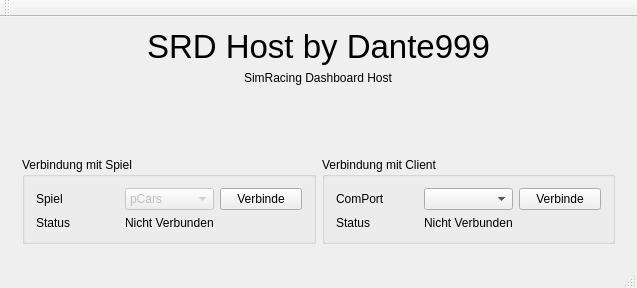
Above: mainwindow.ui from Dante999/SRD_Host before the change. Below: the same form after it.
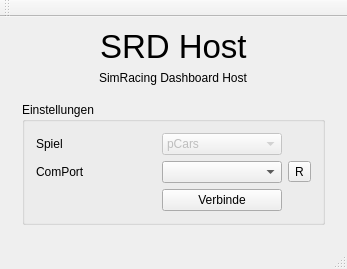
That is the form after the change.

What changed in the file:
```diff
--- a/mainwindow.ui
+++ b/mainwindow.ui
@@ -6,8 +6,8 @@
    <rect>
     <x>0</x>
     <y>0</y>
-    <width>637</width>
-    <height>288</height>
+    <width>347</width>
+    <height>262</height>
    </rect>
   </property>
   <property name="cursor">
@@ -26,7 +26,7 @@
        </font>
       </property>
       <property name="text">
-       <string>SRD Host by Dante999</string>
+       <string>SRD Host</string>
       </property>
      </widget>
     </item>
@@ -59,20 +59,23 @@
        <item>
         <widget class="QGroupBox" name="groupBox_game">
          <property name="title">
-          <string>Verbindung mit Spiel</string>
+          <string>Einstellungen</string>
          </property>
          <layout class="QGridLayout" name="gridLayout_2">
-          <item row="0" column="2">
-           <widget class="QPushButton" name="pushButton_connectGame">
+          <item row="1" column="0">
+           <widget class="QLabel" name="label_2">
             <property name="text">
-             <string>Verbinde</string>
+             <string>ComPort</string>
             </property>
            </widget>
           </item>
-          <item row="0" column="0">
-           <widget class="QLabel" name="label">
+          <item row="1" column="1">
+           <widget class="QComboBox" name="comboBox_ComPorList"/>
+          </item>
+          <item row="2" column="1">
+           <widget class="QPushButton" name="pushButton_connect">
             <property name="text">
-             <string>Spiel</string>
+             <string>Verbinde</string>
             </property>
            </widget>
           </item>
@@ -88,57 +91,17 @@
             </item>
            </widget>
           </item>
-          <item row="1" column="0">
-           <widget class="QLabel" name="label_5">
-            <property name="text">
-             <string>Status</string>
-            </property>
-           </widget>
-          </item>
-          <item row="1" column="1">
-           <widget class="QLabel" name="label_gameStatus">
-            <property name="text">
-             <string>Nicht Verbunden</string>
-            </property>
-           </widget>
-          </item>
-         </layout>
-        </widget>
-       </item>
-       <item>
-        <widget class="QGroupBox" name="groupBox_client">
-         <property name="title">
-          <string>Verbindung mit Client</string>
-         </property>
-         <layout class="QGridLayout" name="gridLayout">
-          <item row="2" column="0">
-           <widget class="QLabel" name="label_3">
-            <property name="text">
-             <string>Status</string>
-            </property>
-           </widget>
-          </item>
           <item row="0" column="0">
-           <widget class="QLabel" name="label_2">
+           <widget class="QLabel" name="label">
             <property name="text">
-             <string>ComPort</string>
+             <string>Spiel</string>
             </property>
            </widget>
           </item>
-          <item row="0" column="1">
-           <widget class="QComboBox" name="comboBox_ComPorList"/>
-          </item>
-          <item row="2" column="1">
-           <widget class="QLabel" name="label_connectStatus">
+          <item row="1" column="2">
+           <widget class="QToolButton" name="toolButton">
             <property name="text">
-             <string>Nicht Verbunden</string>
-            </property>
-           </widget>
-          </item>
-          <item row="0" column="2">
-           <widget class="QPushButton" name="pushButton_connectClient">
-            <property name="text">
-             <string>Verbinde</string>
+             <string>R</string>
             </property>
            </widget>
           </item>
```
Left out of the diff: 15 changed lines with no effect on the pictures.
